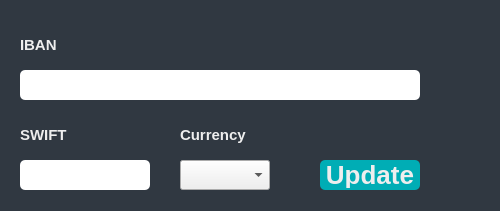
radoslavpalenik/SEPA-QR-generator, file dialog.ui: the form before one commit.
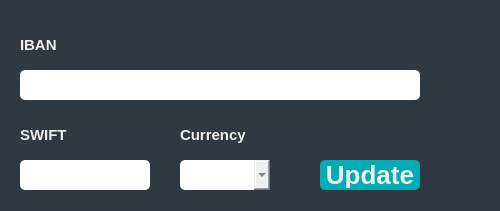
The form after the commit.

Commit message: Syntax rules for updating bank account added

The edit to the form file:
```diff
--- a/dialog.ui
+++ b/dialog.ui
@@ -33,7 +33,7 @@
     font-size: 15px;
 }
 
-QLineEdit, QDoubleSpinBox{
+QLineEdit, QDoubleSpinBox,QComboBox{
     color: #3A4750;
     height: 24px;
     font-size: 18px;
```
Left out of the diff: 13 changed lines with no effect on the pictures. The commit also changes 2 other files.
